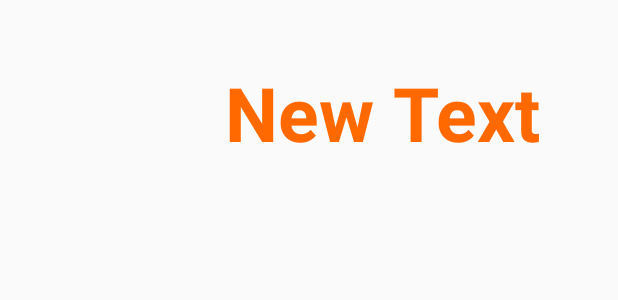
After one commit to Porpangjang/PITH-Traffic, an Android app: the layout traffic_listview.xml on its own in the app's theme, with its tools: preview values and no code run, on a phone screen of 412 x 824 dp. The commit adds this screen. Shown: the top 300 px of the screen. Run offline under Robolectric (Android 15) with nearby library versions, the phone set to English and light mode, and no system bars.

Commit message:
Day1 Finish

```diff
--- /dev/null
+++ b/app/src/main/res/layout/traffic_listview.xml
@@ -0,0 +1,21 @@
+<?xml version="1.0" encoding="utf-8"?>
+<LinearLayout xmlns:android="http://schemas.android.com/apk/res/android"
+    android:orientation="horizontal" android:layout_width="match_parent"
+    android:layout_height="wrap_content">
+
+    <ImageView
+        android:layout_width="@dimen/icon"
+        android:layout_height="@dimen/icon"
+        android:id="@+id/imvIcon"
+        android:layout_margin="20dp" />
+
+    <TextView
+        android:layout_width="wrap_content"
+        android:layout_height="wrap_content"
+        android:text="New Text"
+        android:id="@+id/txtShowTitle"
+        android:textSize="@dimen/h1"
+        android:textStyle="bold"
+        android:layout_gravity="center_vertical"
+        android:textColor="@color/colorText" />
+</LinearLayout>
--- a/app/src/main/res/values/dimens.xml
+++ b/app/src/main/res/values/dimens.xml
@@ -5,9 +5,10 @@
 
     <!-- Start Default line set all page. -->
     <dimen name="h1">50sp</dimen>  <!-- sp  =  px -->
-    <dimen name="h2">20sp</dimen>
+    <dimen name="h2">25sp</dimen>
     <dimen name="my_margin">15dp</dimen>
-    <dimen name="icon">100dp</dimen>
+    <dimen name="image">220dp</dimen>
+    <dimen name="icon">110dp</dimen>
     <!--end Default line set all page. -->
 
 </resources>
```
Also changed, not shown: app/src/main/java/th/or/plastics/pithnb024/pithtraffic/MainActivity.java (+22 -2 lines), app/src/main/java/th/or/plastics/pithnb024/pithtraffic/MyAdapter.java (added, +10 -0 lines), 1 other file.
